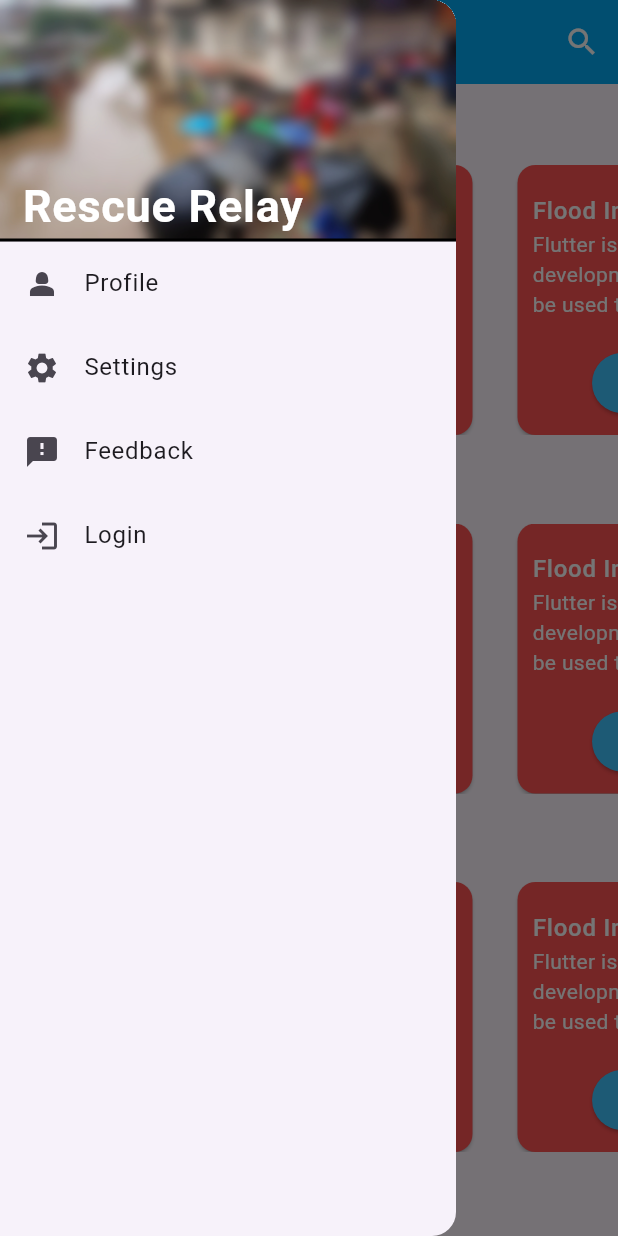
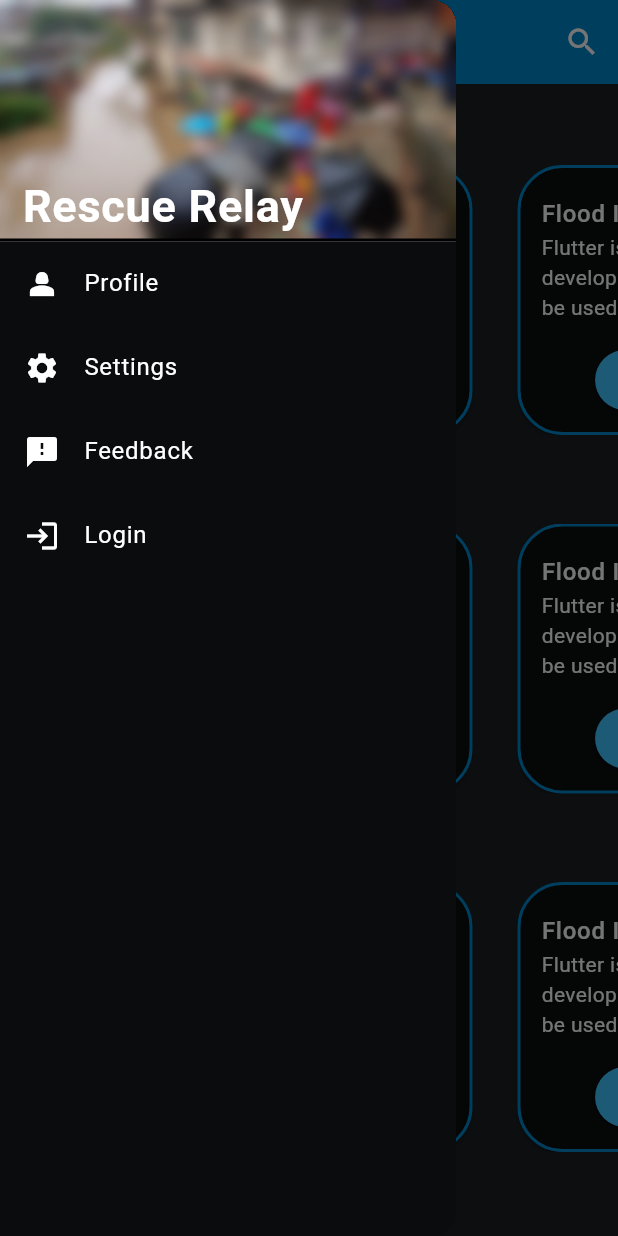
Before and after one commit to BIGBEASTISHANK/RescueRelay, a Flutter app: the screen it shows after launch, with the side drawer open, on a phone screen of 412 x 824 dp. Run offline on Flutter 3.47's test engine with Material 3 defaults, Android fonts, the light colour scheme and no system bars.

Commit message:
Changed `Theme` of the app and minor design changes

```diff
--- a/lib/components/Common/Sidebar.dart
+++ b/lib/components/Common/Sidebar.dart
@@ -6,6 +6,7 @@ class SideBar extends StatelessWidget {
   @override
   Widget build(BuildContext context) {
     return Drawer(
+        backgroundColor: const Color(0XFF0A0C0E),
         child: ListView(
           padding: EdgeInsets.zero,
           children: <Widget>[
@@ -14,7 +15,7 @@ class SideBar extends StatelessWidget {
               margin: EdgeInsets.zero,
               padding: EdgeInsets.only(left: 15),
               decoration: BoxDecoration(
-                color: Colors.lightBlue,
+                  color: Color(0XFF0088CC),
                   image: DecorationImage(
                     image: AssetImage("assets/img/blurDisaster.jpg"),
                     fit: BoxFit.fill,
@@ -32,7 +33,8 @@ class SideBar extends StatelessWidget {
                         color: Colors.white),
                   ),
                 ],
-            )),
+              ),
+            ),
 
             // Divider
             const Divider(
@@ -43,29 +45,53 @@ class SideBar extends StatelessWidget {
 
             // Profile
             ListTile(
-          leading: const Icon(Icons.person_2),
-          title: const Text("Profile"),
+              leading: const Icon(
+                Icons.person_2,
+                color: Colors.white,
+              ),
+              title: const Text(
+                "Profile",
+                style: TextStyle(color: Colors.white),
+              ),
               onTap: () => Navigator.of(context).pop(),
             ),
 
             // Settings
             ListTile(
-          leading: const Icon(Icons.settings),
-          title: const Text("Settings"),
+              leading: const Icon(
+                Icons.settings,
+                color: Colors.white,
+              ),
+              title: const Text(
+                "Settings",
+                style: TextStyle(color: Colors.white),
+              ),
               onTap: () => Navigator.of(context).pop(),
             ),
 
             // Feedback
             ListTile(
-          leading: const Icon(Icons.feedback),
-          title: const Text("Feedback"),
+              leading: const Icon(
+                Icons.feedback,
+                color: Colors.white,
+              ),
+              title: const Text(
+                "Feedback",
+                style: TextStyle(color: Colors.white),
+              ),
               onTap: () => Navigator.of(context).pop(),
             ),
 
             // Login
             ListTile(
-          leading: const Icon(Icons.login),
-          title: const Text("Login"),
+              leading: const Icon(
+                Icons.login,
+                color: Colors.white,
+              ),
+              title: const Text(
+                "Login",
+                style: TextStyle(color: Colors.white),
+              ),
               onTap: () => Navigator.of(context).pop(),
             ),
           ],
--- a/lib/components/VolunteerPanel/VolunteerHome.dart
+++ b/lib/components/VolunteerPanel/VolunteerHome.dart
@@ -59,7 +59,11 @@ class VolunteerHomeLayout extends StatelessWidget {
           padding: const EdgeInsets.only(left: 15, top: 15, bottom: 10),
           child: Text(
             distanceTitle,
-            style: const TextStyle(fontWeight: FontWeight.bold, fontSize: 20),
+            style: const TextStyle(
+              color: Colors.white,
+              fontWeight: FontWeight.bold,
+              fontSize: 20,
+            ),
           ),
         ),
 
@@ -101,10 +105,16 @@ class VHLCard extends StatelessWidget {
   Widget build(BuildContext context) {
     return Card(
       margin: const EdgeInsets.only(left: 15, right: 15),
-      color: Colors.redAccent,
+      shape: RoundedRectangleBorder(
+        borderRadius: BorderRadius.circular(30),
+        side: const BorderSide(color: Color(0XFF0088CC), width: 2),
+      ),
+      color: const Color(0XFF0A0C0E),
       child: SizedBox(
         height: 180,
         width: 300,
+        child: Padding(
+          padding: const EdgeInsets.all(6),
           child: Padding(
             padding: const EdgeInsets.only(left: 10, right: 10),
             child: Column(
@@ -171,6 +181,7 @@ class VHLCard extends StatelessWidget {
             ),
           ),
         ),
+      ),
     );
   }
 }
--- a/lib/main.dart
+++ b/lib/main.dart
@@ -22,7 +22,7 @@
         // Basic Formatting
         title: const Text("Rescue Relay"),
         foregroundColor: Colors.white,
-        backgroundColor: Colors.lightBlue,
+        backgroundColor: const Color(0XFF0088CC),
 
         // Menu button
         leading: Builder(builder: (context) {
@@ -44,6 +44,11 @@
 
       // Drawer
       drawer: const SideBar(),
+
+      // Styling
+      backgroundColor: const Color(0XFF1A1E23),
+
+      // Main body
       body: accountType == accountTypes.hosts ? const Placeholder() : const VolunteerHome(),
     ));
   }
```
Lines whose indentation alone changed are shown as unchanged.
